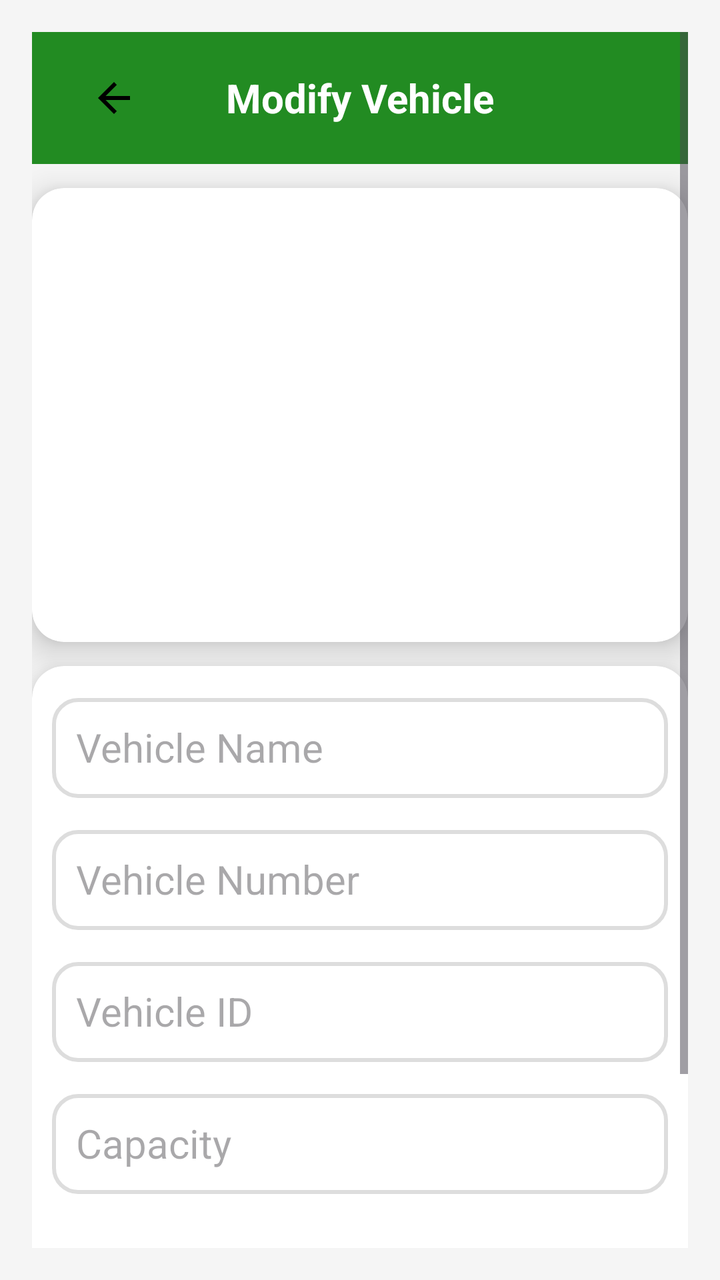
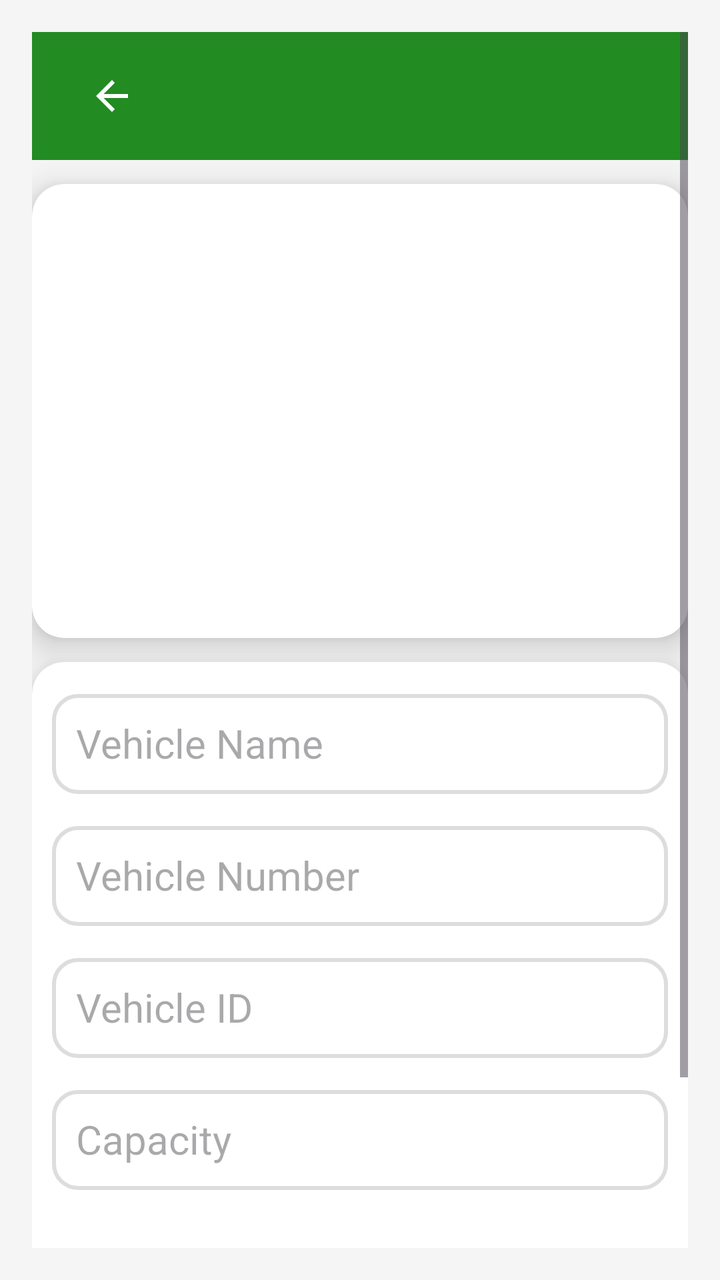

An Android layout rendered at two revisions. The XML below is the earlier revision; the diff shows what the commit changed to produce the second picture.
<!-- AndroidManifest.xml: application theme Theme.TransportApp -->
<!-- res/layout/activity_modify_vehicle.xml -->
<?xml version="1.0" encoding="utf-8"?>
<ScrollView xmlns:android="http://schemas.android.com/apk/res/android"
    android:layout_width="match_parent"
    android:layout_height="match_parent"
    xmlns:app="http://schemas.android.com/apk/res-auto"
    android:fillViewport="true"
    android:background="#F5F5F5"
    android:padding="16dp">

    <LinearLayout
        android:layout_width="match_parent"
        android:layout_height="wrap_content"
        android:orientation="vertical">

        
        <androidx.appcompat.widget.Toolbar
            android:layout_width="match_parent"
            android:layout_height="wrap_content"
            android:background="@color/green"
            android:theme="@style/ThemeOverlay.AppCompat.Dark.ActionBar">

            <ImageButton
                android:id="@+id/backButton"
                android:layout_width="50dp"
                android:layout_height="50dp"
                android:layout_margin="8dp"
                android:background="@null"
                android:contentDescription="Back"
                android:src="@drawable/baseline_arrow_back_24"/>

            <TextView
                android:layout_width="wrap_content"
                android:layout_height="wrap_content"
                android:layout_gravity="center"
                android:text="Modify Vehicle"
                android:textColor="@android:color/white"
                android:textSize="20sp"
                android:textStyle="bold"/>
        </androidx.appcompat.widget.Toolbar>

        
        <androidx.cardview.widget.CardView
            android:layout_width="match_parent"
            android:layout_height="wrap_content"
            android:layout_marginTop="12dp"
            android:backgroundTint="@color/white"
            android:padding="24dp"
            app:cardCornerRadius="16dp"
            app:cardElevation="10dp">

            <LinearLayout
                android:layout_width="match_parent"
                android:layout_height="wrap_content"
                android:orientation="vertical">

                
                <androidx.recyclerview.widget.RecyclerView
                    android:id="@+id/vehicleRecyclerView"
                    android:layout_width="match_parent"
                    android:layout_height="217dp"
                    android:layout_marginHorizontal="10dp"
                    android:layout_marginBottom="10dp"
                    android:nestedScrollingEnabled="true" />

            </LinearLayout>
        </androidx.cardview.widget.CardView>

        
        <androidx.cardview.widget.CardView
            android:layout_width="match_parent"
            android:layout_height="wrap_content"
            android:layout_marginTop="12dp"
            android:backgroundTint="@color/white"
            android:padding="24dp"
            app:cardCornerRadius="16dp"
            app:cardElevation="10dp">

            <LinearLayout
                android:layout_width="match_parent"
                android:layout_height="wrap_content"
                android:orientation="vertical">

                
                <EditText
                    android:id="@+id/vehicleNameInput"
                    android:layout_width="match_parent"
                    android:layout_height="50dp"
                    android:layout_marginTop="16dp"
                    android:layout_marginHorizontal="10dp"
                    android:background="@drawable/edittext_background"
                    android:hint="Vehicle Name"
                    android:inputType="text"
                    android:padding="12dp"
                    android:textSize="20sp"/>

                
                <EditText
                    android:id="@+id/vehicleNumberInput"
                    android:layout_width="match_parent"
                    android:layout_height="50dp"
                    android:layout_marginTop="16dp"
                    android:layout_marginHorizontal="10dp"
                    android:background="@drawable/edittext_background"
                    android:hint="Vehicle Number"
                    android:inputType="text"
                    android:padding="12dp"
                    android:textSize="20sp"/>

                
                <EditText
                    android:id="@+id/vehicleIdInput"
                    android:layout_width="match_parent"
                    android:layout_height="50dp"
                    android:layout_marginTop="16dp"
                    android:layout_marginHorizontal="10dp"
                    android:background="@drawable/edittext_background"
                    android:hint="Vehicle ID"
                    android:inputType="text"
                    android:padding="12dp"
                    android:textSize="20sp"/>

                
                <EditText
                    android:id="@+id/capacityInput"
                    android:layout_width="match_parent"
                    android:layout_height="50dp"
                    android:layout_marginTop="16dp"
                    android:layout_marginHorizontal="10dp"
                    android:background="@drawable/edittext_background"
                    android:hint="Capacity"
                    android:inputType="number"
                    android:padding="12dp"
                    android:textSize="20sp"/>

                
                <RadioGroup
                    android:id="@+id/statusRadioGroup"
                    android:layout_width="match_parent"
                    android:layout_height="wrap_content"
                    android:layout_marginTop="16dp"
                    android:layout_marginHorizontal="10dp"
                    android:orientation="horizontal">

                    <RadioButton
                        android:id="@+id/activeRadioButton"
                        android:layout_width="wrap_content"
                        android:layout_height="wrap_content"
                        android:text="Active"
                        android:textSize="18sp"
                        android:padding="8dp" />

                    <RadioButton
                        android:id="@+id/notActiveRadioButton"
                        android:layout_width="wrap_content"
                        android:layout_height="wrap_content"
                        android:text="Not Active"
                        android:textSize="18sp"
                        android:padding="8dp" />
                </RadioGroup>

                
                <Button
                    android:id="@+id/saveVehicleButton"
                    android:layout_width="280dp"
                    android:layout_height="wrap_content"
                    android:layout_gravity="center"
                    android:layout_marginTop="24dp"
                    android:backgroundTint="@color/green"
                    android:padding="16dp"
                    android:text="Modify Vehicle"
                    android:textColor="@color/white"
                    android:textSize="16sp"/>
            </LinearLayout>
        </androidx.cardview.widget.CardView>
    </LinearLayout>
</ScrollView>
<!-- resources referenced by this layout -->
<resources>
  <color name="green">#228B22</color>
  <color name="white">#FFFFFFFF</color>
  <!-- drawable baseline_arrow_back_24 (drawable) -->
  <vector xmlns:android="http://schemas.android.com/apk/res/android" android:autoMirrored="true" android:height="24dp" android:tint="#000000" android:viewportHeight="24" android:viewportWidth="24" android:width="24dp">
        
      <path android:fillColor="@android:color/white" android:pathData="M20,11H7.83l5.59,-5.59L12,4l-8,8 8,8 1.41,-1.41L7.83,13H20v-2z"/>
      
  </vector>
  <!-- drawable edittext_background (drawable) -->
  <?xml version="1.0" encoding="utf-8"?>
  <shape xmlns:android="http://schemas.android.com/apk/res/android">
      <solid android:color="#FFFFFF" />
      <corners android:radius="12dp" />
      <stroke android:width="2dp" android:color="#DDDDDD" />
  </shape>
  <style name="Theme.TransportApp" parent="Base.Theme.TransportApp" />
  <style name="Base.Theme.TransportApp" parent="Theme.Material3.DayNight.NoActionBar">
          
          
      </style>
</resources>

<!-- the commit's change to res/layout/activity_modify_vehicle.xml (unified diff, before → after) -->
@@ -4,7 +4,7 @@
     android:layout_height="match_parent"
     xmlns:app="http://schemas.android.com/apk/res-auto"
     android:fillViewport="true"
-    android:background="#F5F5F5"
+    android:background="@color/screen_background"
     android:padding="16dp">
 
     <LinearLayout
@@ -13,33 +13,13 @@
         android:orientation="vertical">
 
         
-        <androidx.appcompat.widget.Toolbar
+        <include
+            layout="@layout/toolbar"
             android:layout_width="match_parent"
-            android:layout_height="wrap_content"
-            android:background="@color/green"
-            android:theme="@style/ThemeOverlay.AppCompat.Dark.ActionBar">
-
-            <ImageButton
-                android:id="@+id/backButton"
-                android:layout_width="50dp"
-                android:layout_height="50dp"
-                android:layout_margin="8dp"
-                android:background="@null"
-                android:contentDescription="Back"
-                android:src="@drawable/baseline_arrow_back_24"/>
-
-            <TextView
-                android:layout_width="wrap_content"
-                android:layout_height="wrap_content"
-                android:layout_gravity="center"
-                android:text="Modify Vehicle"
-                android:textColor="@android:color/white"
-                android:textSize="20sp"
-                android:textStyle="bold"/>
-        </androidx.appcompat.widget.Toolbar>
+            android:layout_height="wrap_content" />
 
         
-        <androidx.cardview.widget.CardView
+        <com.google.android.material.card.MaterialCardView
             android:layout_width="match_parent"
             android:layout_height="wrap_content"
             android:layout_marginTop="12dp"
@@ -63,10 +43,10 @@
                     android:nestedScrollingEnabled="true" />
 
             </LinearLayout>
-        </androidx.cardview.widget.CardView>
+        </com.google.android.material.card.MaterialCardView>
 
         
-        <androidx.cardview.widget.CardView
+        <com.google.android.material.card.MaterialCardView
             android:layout_width="match_parent"
             android:layout_height="wrap_content"
             android:layout_marginTop="12dp"
@@ -88,7 +68,7 @@
                     android:layout_marginTop="16dp"
                     android:layout_marginHorizontal="10dp"
                     android:background="@drawable/edittext_background"
-                    android:hint="Vehicle Name"
+                    android:hint="@string/hint_vehicle_name"
                     android:inputType="text"
                     android:padding="12dp"
                     android:textSize="20sp"/>
@@ -101,7 +81,7 @@
                     android:layout_marginTop="16dp"
                     android:layout_marginHorizontal="10dp"
                     android:background="@drawable/edittext_background"
-                    android:hint="Vehicle Number"
+                    android:hint="@string/hint_vehicle_number"
                     android:inputType="text"
                     android:padding="12dp"
                     android:textSize="20sp"/>
@@ -114,7 +94,7 @@
                     android:layout_marginTop="16dp"
                     android:layout_marginHorizontal="10dp"
                     android:background="@drawable/edittext_background"
-                    android:hint="Vehicle ID"
+                    android:hint="@string/hint_vehicle_id"
                     android:inputType="text"
                     android:padding="12dp"
                     android:textSize="20sp"/>
@@ -127,7 +107,7 @@
                     android:layout_marginTop="16dp"
                     android:layout_marginHorizontal="10dp"
                     android:background="@drawable/edittext_background"
-                    android:hint="Capacity"
+                    android:hint="@string/hint_capacity"
                     android:inputType="number"
                     android:padding="12dp"
                     android:textSize="20sp"/>
@@ -145,7 +125,7 @@
                         android:id="@+id/activeRadioButton"
                         android:layout_width="wrap_content"
                         android:layout_height="wrap_content"
-                        android:text="Active"
+                        android:text="@string/active"
                         android:textSize="18sp"
                         android:padding="8dp" />
 
@@ -153,7 +133,7 @@
                         android:id="@+id/notActiveRadioButton"
                         android:layout_width="wrap_content"
                         android:layout_height="wrap_content"
-                        android:text="Not Active"
+                        android:text="@string/not_active"
                         android:textSize="18sp"
                         android:padding="8dp" />
                 </RadioGroup>
@@ -167,10 +147,40 @@
                     android:layout_marginTop="24dp"
                     android:backgroundTint="@color/green"
                     android:padding="16dp"
-                    android:text="Modify Vehicle"
+                    android:text="@string/title_modify_vehicle"
                     android:textColor="@color/white"
                     android:textSize="16sp"/>
             </LinearLayout>
-        </androidx.cardview.widget.CardView>
+        </com.google.android.material.card.MaterialCardView>
     </LinearLayout>
 </ScrollView>
+<!-- res/layout/toolbar.xml (included above) -->
+<?xml version="1.0" encoding="utf-8"?>
+<com.google.android.material.appbar.MaterialToolbar xmlns:android="http://schemas.android.com/apk/res/android"
+    xmlns:app="http://schemas.android.com/apk/res-auto"
+    android:id="@+id/toolbar"
+    android:layout_width="match_parent"
+    android:layout_height="?attr/actionBarSize"
+    android:background="@color/green"
+    android:elevation="4dp"
+    android:theme="@style/ThemeOverlay.AppCompat.Dark.ActionBar">
+
+    <ImageButton
+        android:id="@+id/backButton"
+        android:layout_width="48dp"
+        android:layout_height="48dp"
+        android:layout_marginStart="12dp"
+        android:background="@null"
+        android:contentDescription="@string/back_button_desc"
+        android:src="@drawable/baseline_arrow_back_24"
+        app:tint="@android:color/white" />
+
+    <TextView
+        android:id="@+id/toolbar_title"
+        android:layout_width="wrap_content"
+        android:layout_height="wrap_content"
+        android:layout_gravity="center"
+        android:textColor="@android:color/white"
+        android:textSize="22sp"
+        android:textStyle="bold" />
+</com.google.android.material.appbar.MaterialToolbar>
<!-- resource entries referenced after the edit -->
@@ -1,6 +1,7 @@
 <!-- resources referenced by this layout -->
 <resources>
   <color name="green">#228B22</color>
+  <color name="screen_background">#F5F5F5</color>
   <color name="white">#FFFFFFFF</color>
   <!-- drawable baseline_arrow_back_24 (drawable) -->
   <vector xmlns:android="http://schemas.android.com/apk/res/android" android:autoMirrored="true" android:height="24dp" android:tint="#000000" android:viewportHeight="24" android:viewportWidth="24" android:width="24dp">
@@ -15,10 +16,25 @@
       <corners android:radius="12dp" />
       <stroke android:width="2dp" android:color="#DDDDDD" />
   </shape>
+  <string name="active">Active</string>
+  <string name="back_button_desc">Navigate back</string>
+  <string name="hint_capacity">Capacity</string>
+  <string name="hint_vehicle_id">Vehicle ID</string>
+  <string name="hint_vehicle_name">Vehicle Name</string>
+  <string name="hint_vehicle_number">Vehicle Number</string>
+  <string name="not_active">Not Active</string>
+  <string name="title_modify_vehicle">Modify Vehicle</string>
   <style name="Theme.TransportApp" parent="Base.Theme.TransportApp" />
   <style name="Base.Theme.TransportApp" parent="Theme.Material3.DayNight.NoActionBar">
           
+          <item name="colorPrimary">@color/green</item>
+          <item name="colorOnPrimary">@color/white</item>
+          <item name="colorSecondary">@color/accent_orange</item>
+          <item name="colorOnSecondary">@color/black</item>
           
+          <item name="materialCardViewStyle">@style/Widget.Material3.CardView.Elevated</item>
       </style>
+  <color name="accent_orange">#FF9800</color>
+  <color name="black">#FF000000</color>
 </resources>
 
